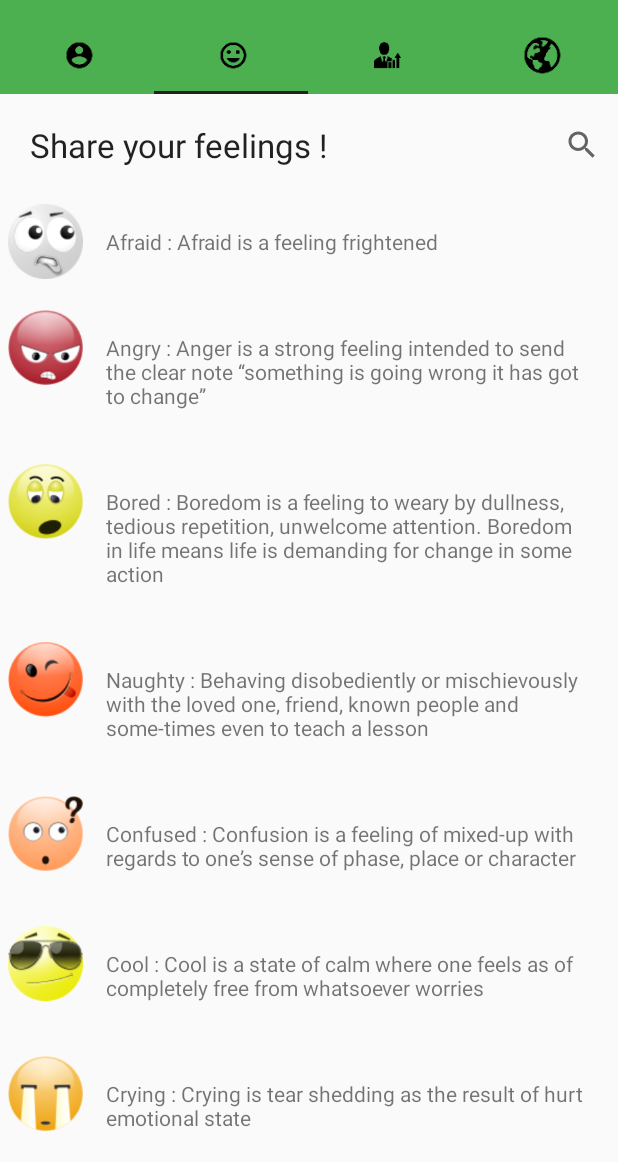
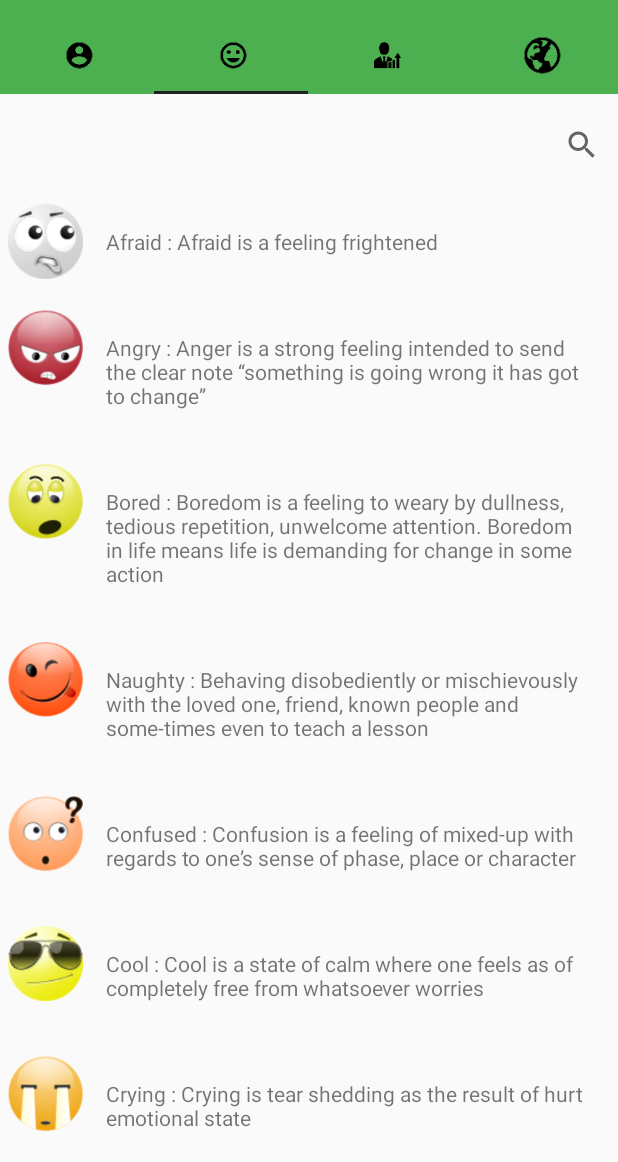
Before and after one commit to sogloarcadius/feelshare, an Android app: the screen it shows after launch (MainActivity), tab 2 chosen, on a phone screen of 412 x 824 dp, the part 74-1236 px from its top. Run offline under Robolectric (Android 15) with nearby library versions, the phone set to English and light mode, and no system bars; our stand-ins replace Firebase (no records; nobody signed in at launch, a user with empty details on screens opened directly); libraries missing offline, so code that uses them is left out: com.firebase.ui, com.github.mikephil.charting; 53 statements that could not run were skipped.

Commit message:
update ui

```diff
--- a/app/src/main/res/layout/fragment_feelings_layout.xml
+++ b/app/src/main/res/layout/fragment_feelings_layout.xml
@@ -2,8 +2,6 @@
 <RelativeLayout xmlns:android="http://schemas.android.com/apk/res/android"
     android:layout_width="match_parent"
     android:layout_height="match_parent">
-
-    <!-- Header aligned to top -->
 
     <RelativeLayout
         android:id="@+id/header"
@@ -19,44 +17,20 @@
             android:paddingLeft="20dp">
 
 
-            <TextView
-                android:id="@+id/feelings_message_id"
-                android:layout_width="wrap_content"
-                android:layout_height="wrap_content"
-                android:gravity="center"
-                android:layout_centerHorizontal="true"
-                android:layout_centerInParent="true"
-                android:layout_alignParentLeft="true"
-                android:text="@string/feelings_message"
-                android:textAppearance="@android:style/TextAppearance.Large" />
-
-
             <SearchView
                 android:id="@+id/searchView1"
-                android:layout_width="wrap_content"
+                android:layout_width="match_parent"
                 android:layout_height="wrap_content"
-                android:gravity="center"
+                android:layoutDirection="rtl"
+                android:gravity="right"
                 android:layout_centerHorizontal="true"
                 android:layout_centerInParent="true"
                 android:queryHint="@string/search_view_hint"
                 android:layout_alignParentRight="true"></SearchView>
 
 
-            <!--<TextView-->
-            <!--android:id="@+id/feelings_date_now_id"-->
-            <!--android:layout_width="wrap_content"-->
-            <!--android:layout_height="wrap_content"-->
-            <!--android:layout_margin="5dp"-->
-            <!--android:layout_below="@id/feelings_message_id"-->
-            <!--android:text="Fixed Footer"-->
-            <!--android:layout_centerInParent="true"-->
-            <!--android:textColor="#000"-->
-            <!--android:textSize="20sp" />-->
-
         </RelativeLayout>
     </RelativeLayout>
-
-    <!-- Content below header and above footer -->
 
     <RelativeLayout
         android:id="@+id/content"
--- a/app/src/main/res/values-v21/styles.xml
+++ b/app/src/main/res/values-v21/styles.xml
@@ -4,6 +4,6 @@
         <item name="windowActionBar">false</item>
         <item name="windowNoTitle">true</item>
         <item name="android:windowDrawsSystemBarBackgrounds">true</item>
-        <item name="android:statusBarColor">@android:color/transparent</item>
+        <item name="android:statusBarColor">@color/colorPrimaryDark</item>
     </style>
 </resources>
--- a/app/src/main/res/values/styles.xml
+++ b/app/src/main/res/values/styles.xml
@@ -6,6 +6,7 @@
         <item name="colorPrimary">@color/colorPrimary</item>
         <item name="colorPrimaryDark">@color/colorPrimaryDark</item>
         <item name="colorAccent">@color/colorAccent</item>
+
     </style>
 
     <style name="AppTheme.NoActionBar">
@@ -26,8 +27,6 @@
         <item name="tabTextAppearance">@style/MyCustomTextAppearance</item>
     </style>
 
-    <style name="PreferenceScreen" parent="AppTheme">
-        <item name="android:textColor">@color/colorPrimaryLight</item>
-    </style>
+
 
 </resources>
```
